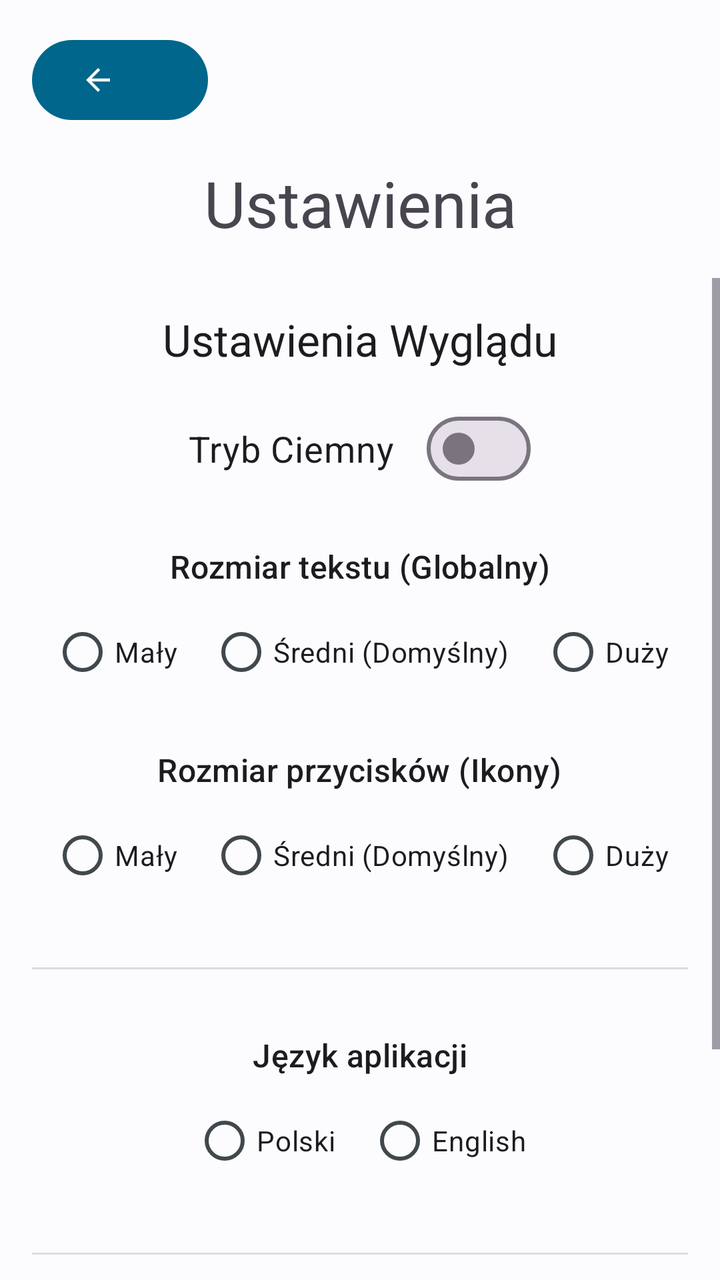
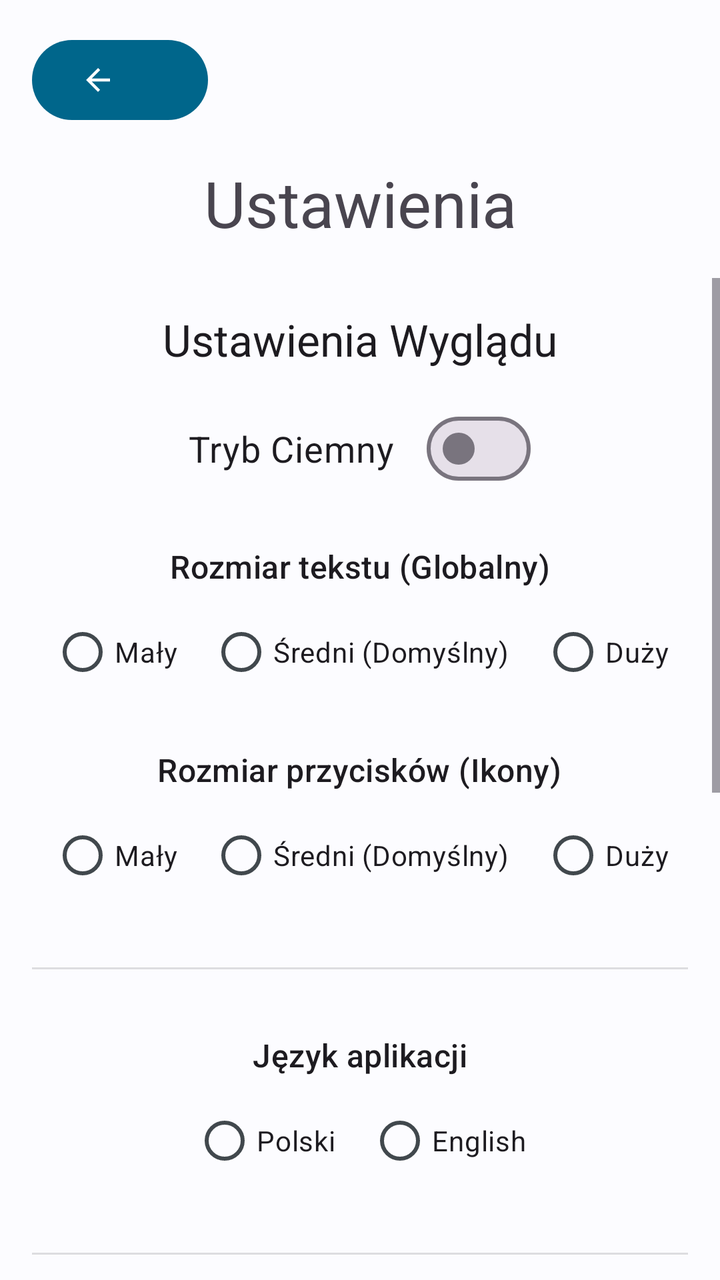

Compare the two renders of this Android layout. The source of the first and the diff that turns it into the second are given below.
<!-- AndroidManifest.xml: application theme Theme.Bazunia -->
<!-- res/layout/activity_settings.xml -->
<?xml version="1.0" encoding="utf-8"?>
<androidx.constraintlayout.widget.ConstraintLayout
    xmlns:android="http://schemas.android.com/apk/res/android"
    xmlns:app="http://schemas.android.com/apk/res-auto"
    xmlns:tools="http://schemas.android.com/tools"
    android:layout_width="match_parent"
    android:layout_height="match_parent"
    android:fitsSystemWindows="true"
    tools:context=".ui.SettingsActivity">

    <com.google.android.material.button.MaterialButton
        android:id="@+id/btnBackSettings"
        style="?attr/myIconButtonTextStyle"
        android:layout_width="wrap_content"
        android:layout_height="wrap_content"
        android:layout_margin="16dp"
        android:contentDescription="@string/back_content_description"
        app:icon="@drawable/ic_arrow_back"
        app:layout_constraintStart_toStartOf="parent"
        app:layout_constraintTop_toTopOf="parent"
        app:tint="?attr/colorOnSurface" />

    <TextView
        android:id="@+id/settingsTitle"
        android:layout_width="wrap_content"
        android:layout_height="wrap_content"
        android:layout_marginTop="16dp"
        android:text="@string/settings_title"
        android:textAppearance="@style/TextAppearance.Material3.HeadlineLarge"
        app:layout_constraintTop_toBottomOf="@id/btnBackSettings"
        app:layout_constraintStart_toStartOf="parent"
        app:layout_constraintEnd_toEndOf="parent"/>

    <ScrollView
        android:layout_width="0dp"
        android:layout_height="0dp"
        android:paddingTop="16dp"
        app:layout_constraintTop_toBottomOf="@+id/settingsTitle"
        app:layout_constraintBottom_toBottomOf="parent"
        app:layout_constraintStart_toStartOf="parent"
        app:layout_constraintEnd_toEndOf="parent">

        <LinearLayout
            android:layout_width="match_parent"
            android:layout_height="wrap_content"
            android:gravity="center_horizontal"
            android:orientation="vertical"
            android:padding="16dp">

            <TextView
                android:layout_width="wrap_content"
                android:layout_height="wrap_content"
                android:layout_marginBottom="16dp"
                android:text="@string/settings_appearance_title"
                android:textAppearance="@style/TextAppearance.Material3.TitleLarge" />

            <com.google.android.material.materialswitch.MaterialSwitch
                android:id="@+id/switchThemeSettings"
                android:layout_width="wrap_content"
                android:layout_height="wrap_content"
                android:layout_gravity="center_horizontal"
                android:layout_marginBottom="24dp"
                android:text="@string/dark_mode_label"
                android:textSize="18sp" />
            <TextView
                android:layout_width="wrap_content"
                android:layout_height="wrap_content"
                android:layout_marginBottom="8dp"
                android:text="@string/text_size_label"
                android:textAppearance="@style/TextAppearance.Material3.TitleMedium" />
            <RadioGroup
                android:id="@+id/radioGroupTextScale"
                android:layout_width="wrap_content"
                android:layout_height="wrap_content"
                android:layout_marginBottom="24dp"
                android:orientation="horizontal">
                <RadioButton android:id="@+id/radioTextSmall" android:layout_width="wrap_content" android:layout_height="wrap_content" android:layout_marginEnd="16dp" android:text="@string/text_size_small" />
                <RadioButton android:id="@+id/radioTextMedium" android:layout_width="wrap_content" android:layout_height="wrap_content" android:layout_marginEnd="16dp" android:text="@string/text_size_medium" />
                <RadioButton android:id="@+id/radioTextLarge" android:layout_width="wrap_content" android:layout_height="wrap_content" android:text="@string/text_size_large" />
            </RadioGroup>
            <TextView
                android:layout_width="wrap_content"
                android:layout_height="wrap_content"
                android:layout_marginBottom="8dp"
                android:text="@string/button_size_label"
                android:textAppearance="@style/TextAppearance.Material3.TitleMedium" />
            <RadioGroup
                android:id="@+id/radioGroupButtonScale"
                android:layout_width="wrap_content"
                android:layout_height="wrap_content"
                android:layout_marginBottom="32dp"
                android:orientation="horizontal">
                <RadioButton android:id="@+id/radioButtonSmall" android:layout_width="wrap_content" android:layout_height="wrap_content" android:layout_marginEnd="16dp" android:text="@string/text_size_small" />
                <RadioButton android:id="@+id/radioButtonMedium" android:layout_width="wrap_content" android:layout_height="wrap_content" android:layout_marginEnd="16dp" android:text="@string/text_size_medium" />
                <RadioButton android:id="@+id/radioButtonLarge" android:layout_width="wrap_content" android:layout_height="wrap_content" android:text="@string/text_size_large" />
            </RadioGroup>

            <View
                android:layout_width="match_parent"
                android:layout_height="1dp"
                android:background="?android:attr/listDivider"
                android:layout_marginBottom="32dp"/>
            <TextView
                android:layout_width="wrap_content"
                android:layout_height="wrap_content"
                android:layout_marginBottom="8dp"
                android:text="@string/language_label"
                android:textAppearance="@style/TextAppearance.Material3.TitleMedium" />

            <RadioGroup
                android:id="@+id/radioGroupLanguage"
                android:layout_width="wrap_content"
                android:layout_height="wrap_content"
                android:layout_marginBottom="32dp"
                android:orientation="horizontal">
                <RadioButton
                    android:id="@+id/radioLanguagePolish"
                    android:layout_width="wrap_content"
                    android:layout_height="wrap_content"
                    android:layout_marginEnd="16dp"
                    android:text="@string/language_polish" />
                <RadioButton
                    android:id="@+id/radioLanguageEnglish"
                    android:layout_width="wrap_content"
                    android:layout_height="wrap_content"
                    android:text="@string/language_english" />
            </RadioGroup>

            <View
                android:layout_width="match_parent"
                android:layout_height="1dp"
                android:background="?android:attr/listDivider"
                android:layout_marginBottom="32dp"/>
            <TextView
                android:layout_width="wrap_content"
                android:layout_height="wrap_content"
                android:layout_marginBottom="16dp"
                android:text="@string/settings_account_section_title"
                android:textAppearance="@style/TextAppearance.Material3.TitleLarge" />

            <com.google.android.material.button.MaterialButton
                android:id="@+id/btnAccountSettings"
                style="@style/Widget.Material3.Button.OutlinedButton"
                android:layout_width="wrap_content"
                android:layout_height="wrap_content"
                android:layout_gravity="center_horizontal"
                android:text="@string/settings_account_button"
                app:icon="@drawable/ic_security" />
        </LinearLayout>
    </ScrollView>
</androidx.constraintlayout.widget.ConstraintLayout>
<!-- resources referenced by this layout -->
<resources>
  <!-- drawable ic_arrow_back (drawable) -->
  <vector xmlns:android="http://schemas.android.com/apk/res/android" android:autoMirrored="true" android:height="24dp" android:tint="#000000" android:viewportHeight="24" android:viewportWidth="24" android:width="24dp">
        
      <path android:fillColor="@android:color/white" android:pathData="M20,11H7.83l5.59,-5.59L12,4l-8,8 8,8 1.41,-1.41L7.83,13H20v-2z"/>
      
  </vector>
  <!-- drawable ic_security (drawable) -->
  <vector xmlns:android="http://schemas.android.com/apk/res/android" android:height="24dp" android:tint="#000000" android:viewportHeight="24" android:viewportWidth="24" android:width="24dp">
        
      <path android:fillColor="@android:color/white" android:pathData="M19,3h-4.18C14.4,1.84 13.3,1 12,1c-1.3,0 -2.4,0.84 -2.82,2L5,3c-1.1,0 -2,0.9 -2,2v14c0,1.1 0.9,2 2,2h14c1.1,0 2,-0.9 2,-2L21,5c0,-1.1 -0.9,-2 -2,-2zM12,3c0.55,0 1,0.45 1,1s-0.45,1 -1,1 -1,-0.45 -1,-1 0.45,-1 1,-1zM12,7c1.66,0 3,1.34 3,3s-1.34,3 -3,3 -3,-1.34 -3,-3 1.34,-3 3,-3zM18,19L6,19v-1.4c0,-2 4,-3.1 6,-3.1s6,1.1 6,3.1L18,19z"/>
      
  </vector>
  <string name="back_content_description">Powrót</string>
  <string name="button_size_label">Rozmiar przycisków (Ikony)</string>
  <string name="dark_mode_label">Tryb Ciemny</string>
  <string name="language_english">English</string>
  <string name="language_label">Język aplikacji</string>
  <string name="language_polish">Polski</string>
  <string name="settings_account_button">Zarządzaj Kontem (2FA)</string>
  <string name="settings_account_section_title">Ustawienia Konta i Bezpieczeństwo</string>
  <string name="settings_appearance_title">Ustawienia Wyglądu</string>
  <string name="settings_title">Ustawienia</string>
  <string name="text_size_label">Rozmiar tekstu (Globalny)</string>
  <string name="text_size_large">Duży</string>
  <string name="text_size_medium">Średni (Domyślny)</string>
  <string name="text_size_small">Mały</string>
  <style name="Theme.Bazunia" parent="Base.Theme.Bazunia" />
  <color name="colorPrimary">#00668B</color>
  <color name="colorOnPrimary">#FFFFFF</color>
  <color name="colorPrimaryContainer">#CDE5FF</color>
  <color name="colorOnPrimaryContainer">#001E2D</color>
  <color name="colorSecondary">#4F616E</color>
  <color name="colorOnSecondary">#FFFFFF</color>
  <color name="colorBackground">#FCFCFF</color>
  <color name="colorOnBackground">#191C1E</color>
  <color name="colorSurface">#FCFCFF</color>
  <color name="colorOnSurface">#191C1E</color>
  <color name="colorSurfaceVariant">#DDE3EA</color>
  <color name="colorOnSurfaceVariant">#41484D</color>
  <!-- unchanged entries left out for length: 1 -->
</resources>

<!-- the commit's change to res/layout/activity_settings.xml (unified diff, before → after) -->
@@ -138,6 +138,65 @@
                 android:text="@string/settings_account_section_title"
                 android:textAppearance="@style/TextAppearance.Material3.TitleLarge" />
 
+            <View
+                android:layout_width="match_parent"
+                android:layout_height="1dp"
+                android:background="?android:attr/listDivider"
+                android:layout_marginBottom="32dp"/>
+
+            <TextView
+                android:layout_width="wrap_content"
+                android:layout_height="wrap_content"
+                android:layout_marginBottom="16dp"
+                android:text="@string/settings_data_cleanup_title"
+                android:textAppearance="@style/TextAppearance.Material3.TitleLarge" />
+
+            <TextView
+                android:layout_width="wrap_content"
+                android:layout_height="wrap_content"
+                android:layout_marginBottom="8dp"
+                android:text="@string/cleanup_local_label"
+                android:textAppearance="@style/TextAppearance.Material3.TitleMedium" />
+            <com.google.android.material.textfield.TextInputLayout
+                android:layout_width="match_parent"
+                android:layout_height="wrap_content"
+                android:hint="@string/cleanup_days_hint"
+                style="@style/Widget.Material3.TextInputLayout.OutlinedBox"
+                android:layout_marginStart="32dp"
+                android:layout_marginEnd="32dp"
+                android:layout_marginBottom="24dp">
+
+                <com.google.android.material.textfield.TextInputEditText
+                    android:id="@+id/editCleanupDays"
+                    android:layout_width="match_parent"
+                    android:layout_height="wrap_content"
+                    android:inputType="numberDecimal"
+                    android:maxLength="3" />
+            </com.google.android.material.textfield.TextInputLayout>
+
+            <TextView
+                android:layout_width="wrap_content"
+                android:layout_height="wrap_content"
+                android:layout_marginBottom="8dp"
+                android:text="@string/cleanup_gateway_label"
+                android:textAppearance="@style/TextAppearance.Material3.TitleMedium" />
+
+            <com.google.android.material.button.MaterialButton
+                android:id="@+id/btnGatewayCleanupSettings"
+                style="@style/Widget.Material3.Button.OutlinedButton"
+                android:layout_width="wrap_content"
+                android:layout_height="wrap_content"
+                android:layout_gravity="center_horizontal"
+                android:layout_marginBottom="32dp"
+                android:text="@string/cleanup_gateway_button"
+                app:icon="@drawable/ic_settings_server" />
+
+            <View
+                android:layout_width="match_parent"
+                android:layout_height="1dp"
+                android:background="?android:attr/listDivider"
+                android:layout_marginBottom="32dp"/>
+
             <com.google.android.material.button.MaterialButton
                 android:id="@+id/btnAccountSettings"
                 style="@style/Widget.Material3.Button.OutlinedButton"
<!-- resource entries referenced after the edit -->
@@ -12,8 +12,18 @@
       <path android:fillColor="@android:color/white" android:pathData="M19,3h-4.18C14.4,1.84 13.3,1 12,1c-1.3,0 -2.4,0.84 -2.82,2L5,3c-1.1,0 -2,0.9 -2,2v14c0,1.1 0.9,2 2,2h14c1.1,0 2,-0.9 2,-2L21,5c0,-1.1 -0.9,-2 -2,-2zM12,3c0.55,0 1,0.45 1,1s-0.45,1 -1,1 -1,-0.45 -1,-1 0.45,-1 1,-1zM12,7c1.66,0 3,1.34 3,3s-1.34,3 -3,3 -3,-1.34 -3,-3 1.34,-3 3,-3zM18,19L6,19v-1.4c0,-2 4,-3.1 6,-3.1s6,1.1 6,3.1L18,19z"/>
       
   </vector>
+  <!-- drawable ic_settings_server (drawable) -->
+  <vector xmlns:android="http://schemas.android.com/apk/res/android" android:height="24dp" android:tint="#000000" android:viewportHeight="960" android:viewportWidth="960" android:width="24dp">
+        
+      <path android:fillColor="@android:color/white" android:pathData="M240,840L480,600L720,840L240,840ZM80,680L80,200Q80,167 103.5,143.5Q127,120 160,120L800,120Q833,120 856.5,143.5Q880,167 880,200L880,680Q880,713 856.5,736.5Q833,760 800,760L680,760L680,680L800,680Q800,680 800,680Q800,680 800,680L800,200Q800,200 800,200Q800,200 800,200L160,200Q160,200 160,200Q160,200 160,200L160,680Q160,680 160,680Q160,680 160,680L280,680L280,760L160,760Q127,760 103.5,736.5Q80,713 80,680ZM480,480L480,480L480,480Q480,480 480,480Q480,480 480,480L480,480Q480,480 480,480Q480,480 480,480L480,480Q480,480 480,480Q480,480 480,480L480,480Q480,480 480,480Q480,480 480,480L480,480L480,480L480,480Z"/>
+      
+  </vector>
   <string name="back_content_description">Powrót</string>
   <string name="button_size_label">Rozmiar przycisków (Ikony)</string>
+  <string name="cleanup_days_hint">Dni do zachowania (0 = wyłącz)</string>
+  <string name="cleanup_gateway_button">Konfiguruj na serwerze</string>
+  <string name="cleanup_gateway_label">Automatyczne czyszczenie bramki (VPS)</string>
+  <string name="cleanup_local_label">Automatyczne czyszczenie lokalne</string>
   <string name="dark_mode_label">Tryb Ciemny</string>
   <string name="language_english">English</string>
   <string name="language_label">Język aplikacji</string>
@@ -21,6 +31,7 @@
   <string name="settings_account_button">Zarządzaj Kontem (2FA)</string>
   <string name="settings_account_section_title">Ustawienia Konta i Bezpieczeństwo</string>
   <string name="settings_appearance_title">Ustawienia Wyglądu</string>
+  <string name="settings_data_cleanup_title">Zarządzanie Danymi i Historią</string>
   <string name="settings_title">Ustawienia</string>
   <string name="text_size_label">Rozmiar tekstu (Globalny)</string>
   <string name="text_size_large">Duży</string>
